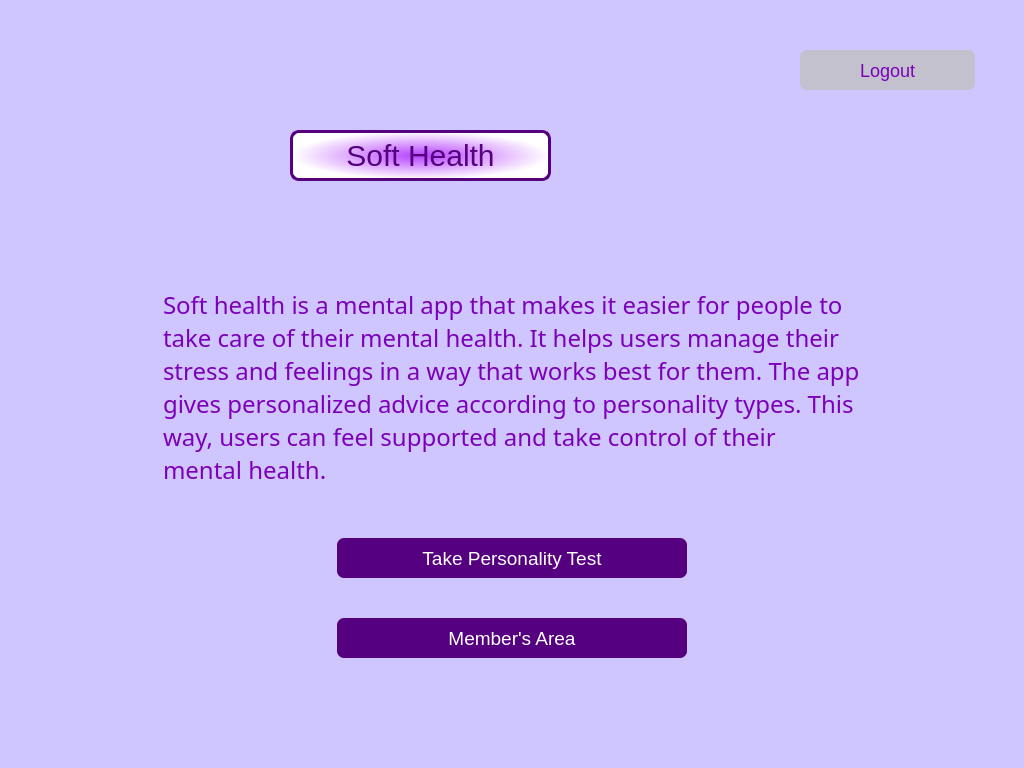
Old version of the form static/mainmenu.ui in the repository lakshmivishal9496/Soft-Health.
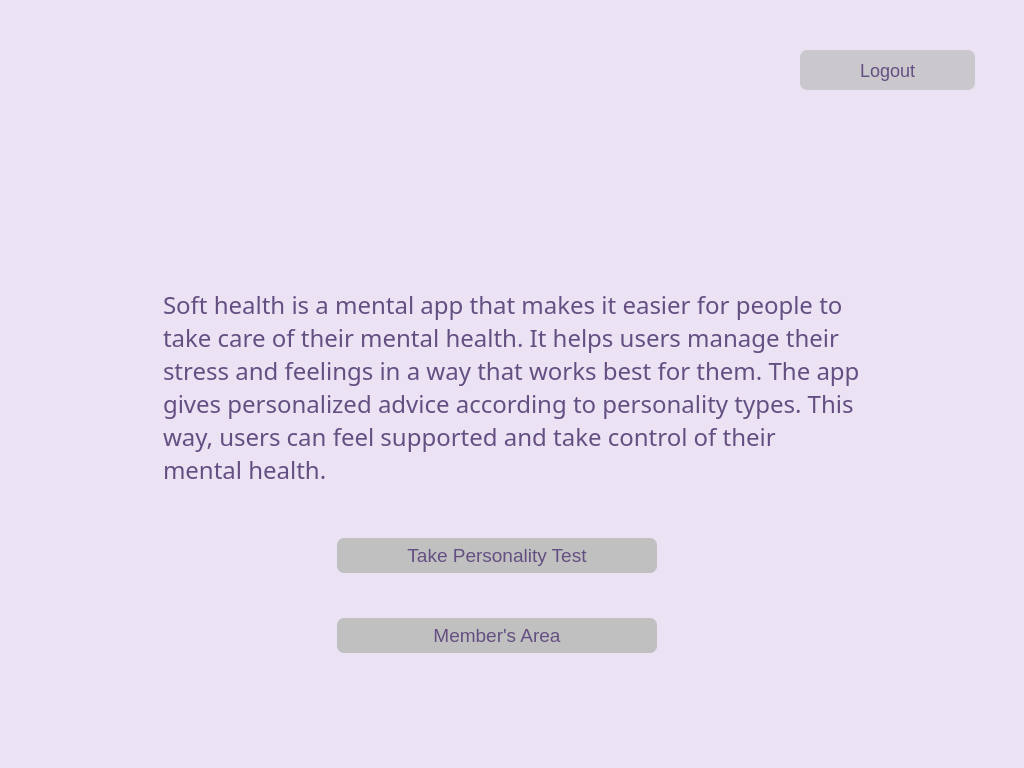
New version of the form. Icons and pictures are not drawn.

Commit message: Added personality User interface

The edit to the form file:
```diff
--- a/static/mainmenu.ui
+++ b/static/mainmenu.ui
@@ -14,39 +14,16 @@
    <string>Form</string>
   </property>
   <property name="styleSheet">
-   <string notr="true">background-color:rgb(207, 197, 255);
+   <string notr="true">background-color:rgb(235, 226, 244);
 border-radius: 9px;</string>
   </property>
-  <widget class="QLabel" name="label">
-   <property name="geometry">
-    <rect>
-     <x>290</x>
-     <y>130</y>
-     <width>261</width>
-     <height>51</height>
-    </rect>
-   </property>
-   <property name="styleSheet">
-    <string notr="true">color: rgb(85, 0, 127);
-border: 3px solid rgb(85, 0, 127);
-font-size : 30px;
-font-weight:300;
-background-color:qradialgradient(spread:pad, cx:0.5, cy:0.5, radius:0.5, fx:0.5, fy:0.5, stop:0 rgba(183, 65, 255, 255), stop:1 rgba(255, 255, 255, 255))</string>
-   </property>
-   <property name="text">
-    <string>Soft Health</string>
-   </property>
-   <property name="alignment">
-    <set>Qt::AlignCenter</set>
-   </property>
-  </widget>
   <widget class="QPushButton" name="b5">
    <property name="geometry">
     <rect>
      <x>337</x>
      <y>538</y>
-     <width>350</width>
-     <height>40</height>
+     <width>320</width>
+     <height>35</height>
     </rect>
    </property>
    <property name="font">
@@ -56,8 +33,9 @@
    </property>
    <property name="styleSheet">
     <string notr="true">QPushButton#b5{
-background-color:rgb(85, 0, 127);
-color: rgb(255, 255, 255);
+background-color:rgb(192, 192, 192);
+
+color: rgb(100, 79, 130);
 font-size: 19px;
 border-radius : 7px;
 
@@ -75,8 +53,8 @@
     <rect>
      <x>337</x>
      <y>618</y>
-     <width>350</width>
-     <height>40</height>
+     <width>320</width>
+     <height>35</height>
     </rect>
    </property>
    <property name="font">
@@ -86,11 +64,13 @@
    </property>
    <property name="styleSheet">
     <string notr="true">QPushButton#b9{
-background-color:rgb(85, 0, 127);
-color: rgb(255, 255, 255);
+background-color:rgb(192, 192, 192);
+
+color: rgb(100, 79, 130);
 font-size: 19px;
 border-radius : 7px;
 
+
 }
 QPushButton#b9: pressed {
 background-color: rgb(117, 71, 255);
@@ -117,7 +97,9 @@
    <property name="styleSheet">
     <string notr="true">QPushButton#b5_2{
 background-color:rgb(192, 192, 192,200);
-color:rgb(124, 0, 186);
+
+color: rgb(100, 79, 130);
+
 font-size: 18px;
 border-radius : 7px;
 
@@ -144,7 +126,10 @@
     <string notr="true">background-color:rgb(192, 192, 192,0);
 font-size: 24px;
 font-family:Sura;
-color:rgb(124, 0, 186);</string>
+
+color: rgb(100, 79, 130);
+
+font-weight:400;</string>
    </property>
    <property name="text">
     <string>Soft health is a mental app that makes it easier for people to take care of their mental health. It helps users manage their stress and feelings in a way that works best for them. The app gives personalized advice according to personality types. This way, users can feel supported and take control of their mental health.</string>
@@ -153,6 +138,25 @@
     <bool>true</bool>
    </property>
   </widget>
+  <widget class="QLabel" name="label">
+   <property name="geometry">
+    <rect>
+     <x>400</x>
+     <y>70</y>
+     <width>191</width>
+     <height>181</height>
+    </rect>
+   </property>
+   <property name="styleSheet">
+    <string notr="true">background-image:url(/logo_200x200.png);</string>
+   </property>
+   <property name="text">
+    <string/>
+   </property>
+   <property name="alignment">
+    <set>Qt::AlignCenter</set>
+   </property>
+  </widget>
  </widget>
  <resources/>
  <connections/>
```
The commit also changes 4 other files.
